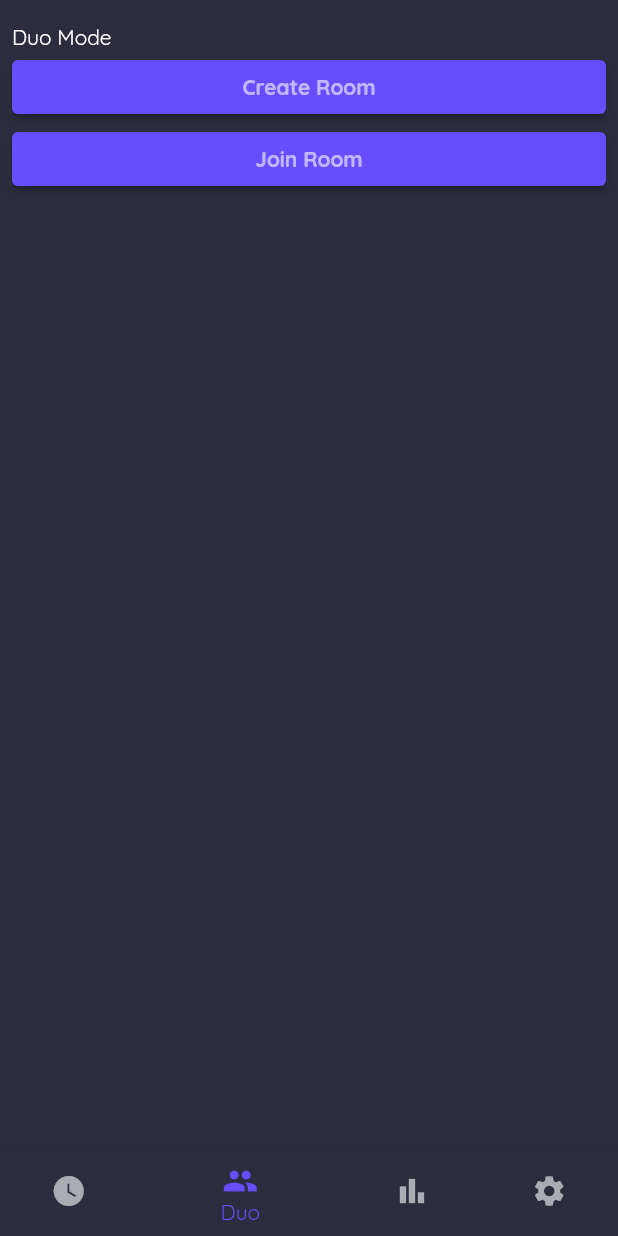
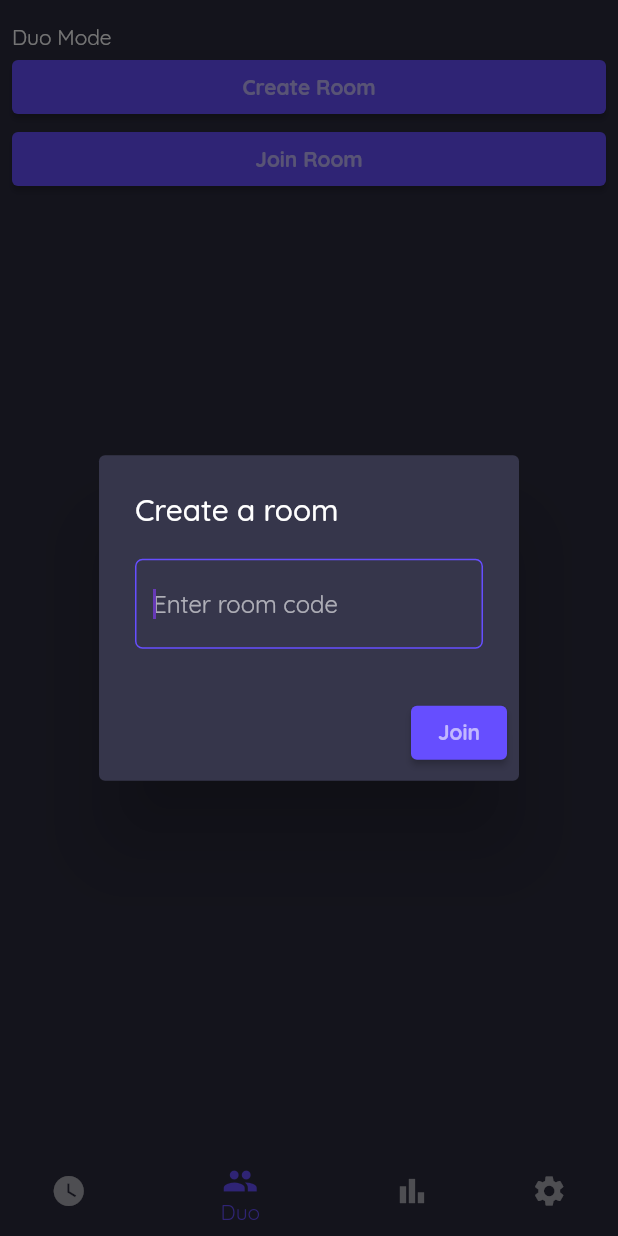
Before and after one commit to nandbyte/pomoduo, a Flutter app: the screen it shows after launch, item 2 of the bottom bar chosen, after a tap on "Create Room", on a phone screen of 412 x 824 dp. Run offline on Flutter 3.47's test engine with Material 2 defaults, Android fonts, the phone set to English and light mode, and no system bars; our stand-ins replace cloud_firestore, firebase_core; accounts and stored records are empty.

Commit message:
build Room Class

```diff
--- a/lib/main.dart
+++ b/lib/main.dart
@@ -1,12 +1,15 @@
 import 'package:flutter/material.dart';
-
 import 'package:pomoduo/pages/duo_page.dart';
 import 'package:pomoduo/pages/settings_page.dart';
 import 'package:pomoduo/pages/timer_page.dart';
 import 'package:pomoduo/pages/statistics_page.dart';
 import 'package:pomoduo/utils/constants.dart';
+import 'package:firebase_core/firebase_core.dart';
 
-void main() {
+Future<void> main() async {
+  WidgetsFlutterBinding.ensureInitialized();
+  await Firebase.initializeApp();
+
   runApp(const Pomoduo());
 }
 
@@ -38,7 +41,12 @@ class MainPage extends StatefulWidget {
 class _MainPageState extends State<MainPage> {
   int _selectedIndex = 0;
 
-  List<Widget> _tabList = <Widget>[TimerPage(), DuoPage(), StatisticsPage(), SettingsPage()];
+  List<Widget> _tabList = <Widget>[
+    TimerPage(),
+    DuoPage(),
+    StatisticsPage(),
+    SettingsPage()
+  ];
 
   void _changeTab(int index) {
     setState(() {
--- /dev/null
+++ b/lib/models/room.dart
@@ -0,0 +1,17 @@
+import 'package:cloud_firestore/cloud_firestore.dart';
+import 'package:intl/intl.dart';
+
+class Room {
+  final String roomName;
+  int numberOfUsres;
+  List<String> users;
+  DateTime starstAt;
+  int timeDuration;
+  int breakDuration;
+  bool status;
+
+  Room(
+      {@required this.roomName,
+      this.numberOfUsres = 0,
+      this.starstAt = DateTime.now().toString()});
+}
--- a/lib/pages/duo_page.dart
+++ b/lib/pages/duo_page.dart
@@ -23,7 +23,9 @@ class _DuoPageState extends State<DuoPage> {
     super.dispose();
   }
 
-  void _createRoom() {}
+  void _createRoom() async {
+    final roomId = await _createRoomDialog();
+  }
 
   void _joinRoom() async {
     final roomId = await _openRoomDialog();
@@ -34,6 +36,7 @@ class _DuoPageState extends State<DuoPage> {
   }
 
   void _enterRoomId() {
+    print(controller.text.toUpperCase());
     Navigator.of(context).pop(controller.text);
   }
 
@@ -56,10 +59,46 @@ class _DuoPageState extends State<DuoPage> {
           actions: [
             ElevatedButton(
               style: ButtonStyle(
-                backgroundColor: MaterialStateProperty.all<Color>(PomoduoColor.themeColor),
-                foregroundColor: MaterialStateProperty.all<Color>(Colors.white60),
+                backgroundColor:
+                    MaterialStateProperty.all<Color>(PomoduoColor.themeColor),
+                foregroundColor:
+                    MaterialStateProperty.all<Color>(Colors.white60),
               ),
               onPressed: _enterRoomId,
+              child: const Text(
+                "Join",
+                style: TextStyle(fontWeight: FontWeight.bold),
+              ),
+            ),
+          ],
+        ),
+      );
+
+  Future<String?> _createRoomDialog() => showDialog<String>(
+        context: context,
+        builder: (context) => AlertDialog(
+          backgroundColor: PomoduoColor.foregroundColor,
+          title: const Text("Create a room"),
+          content: TextField(
+            autofocus: true,
+            controller: controller,
+            decoration: const InputDecoration(
+              hintText: "Enter room code",
+              focusedBorder: OutlineInputBorder(
+                borderRadius: BorderRadius.all(Radius.circular(5.0)),
+                borderSide: BorderSide(color: PomoduoColor.themeColor),
+              ),
+            ),
+          ),
+          actions: [
+            ElevatedButton(
+              style: ButtonStyle(
+                backgroundColor:
+                    MaterialStateProperty.all<Color>(PomoduoColor.themeColor),
+                foregroundColor:
+                    MaterialStateProperty.all<Color>(Colors.white60),
+              ),
+              onPressed: _createRoom,
               child: const Text(
                 "Join",
                 style: TextStyle(fontWeight: FontWeight.bold),
@@ -77,7 +116,8 @@ class _DuoPageState extends State<DuoPage> {
         const Text("Duo Mode"),
         ElevatedButton(
           style: ButtonStyle(
-            backgroundColor: MaterialStateProperty.all<Color>(PomoduoColor.themeColor),
+            backgroundColor:
+                MaterialStateProperty.all<Color>(PomoduoColor.themeColor),
             foregroundColor: MaterialStateProperty.all<Color>(Colors.white60),
           ),
           onPressed: _createRoom,
@@ -88,7 +128,8 @@ class _DuoPageState extends State<DuoPage> {
         ),
         ElevatedButton(
           style: ButtonStyle(
-            backgroundColor: MaterialStateProperty.all<Color>(PomoduoColor.themeColor),
+            backgroundColor:
+                MaterialStateProperty.all<Color>(PomoduoColor.themeColor),
             foregroundColor: MaterialStateProperty.all<Color>(Colors.white60),
           ),
           onPressed: _joinRoom,
--- a/pubspec.yaml
+++ b/pubspec.yaml
@@ -12,6 +12,10 @@ dependencies:
     flutter:
         sdk: flutter
     cupertino_icons: ^1.0.2
+    firebase_core: ^1.6.0
+    cloud_firestore: ^2.5.1
+    intl: ^0.17.0
+
 
 dev_dependencies:
     flutter_test:
```
Also changed, not shown: pubspec.lock, 1 other file.
